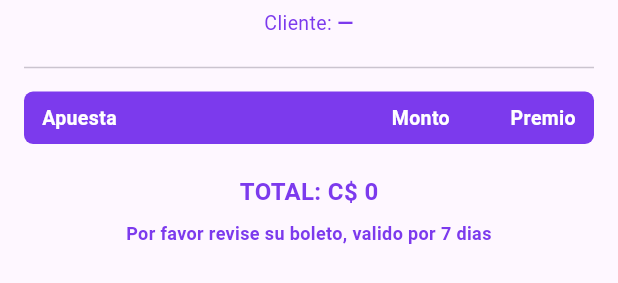
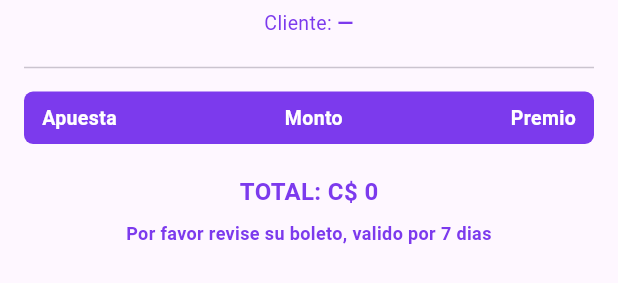
Before and after one commit to francisco-JGC/MAJ-BET-NOW-app, a Flutter app: the _DetailView widget shown alone on an empty page, opened directly with empty values, on a phone screen of 412 x 824 dp. Shown: the part 276-559 px from the top of the screen. Run offline on Flutter 3.47's test engine with Material 3 defaults, Android fonts, the phone set to English and light mode, and no system bars; our stand-ins replace dio, equatable, flutter_dotenv, flutter_riverpod, flutter_secure_storage, fpdart and 8 more; missing offline and left inert: esc_pos_utils_plus, mobile_scanner, print_bluetooth_thermal; accounts and stored records are empty; network calls fail.

Commit message:
Refactor ticket detail page layout for improved readability and structure
- Replaced Expanded widgets with Text and Flexible for better alignment of 'Apuesta', 'Monto', and 'Premio' labels.
- Introduced Spacer widgets to enhance spacing and layout consistency.
- Updated text properties to include overflow handling for better display of ticket details.

```diff
--- a/lib/features/tickets/presentation/screens/ticket_detail_page.dart
+++ b/lib/features/tickets/presentation/screens/ticket_detail_page.dart
@@ -205,8 +205,7 @@ class _DetailView extends StatelessWidget {
             ),
             child: const Row(
               children: [
-                Expanded(
-                  child: Text(
+                Text(
                   'Apuesta',
                   style: TextStyle(
                     color: Colors.white,
@@ -214,29 +213,22 @@ class _DetailView extends StatelessWidget {
                     fontSize: 13,
                   ),
                 ),
-                ),
-                SizedBox(
-                  width: 72,
-                  child: Text(
+                Spacer(),
+                Text(
                   'Monto',
-                    textAlign: TextAlign.right,
                   style: TextStyle(
                     color: Colors.white,
                     fontWeight: FontWeight.w700,
                     fontSize: 13,
                   ),
                 ),
-                ),
-                SizedBox(
-                  width: 84,
-                  child: Text(
+                Spacer(),
+                Text(
                   'Premio',
-                    textAlign: TextAlign.right,
                   style: TextStyle(
                     color: Colors.white,
                     fontWeight: FontWeight.w700,
                     fontSize: 13,
-                    ),
                   ),
                 ),
               ],
@@ -293,37 +285,33 @@ class _DetailView extends StatelessWidget {
         padding: const EdgeInsets.symmetric(vertical: 5),
         child: Row(
           children: [
-            Expanded(
+            Flexible(
               child: Text(
                 line.label,
+                overflow: TextOverflow.ellipsis,
+                maxLines: 1,
                 style: const TextStyle(
                   fontWeight: FontWeight.w800,
                   fontSize: 16,
                 ),
               ),
             ),
-            SizedBox(
-              width: 72,
-              child: Text(
+            const Spacer(),
+            Text(
               kCurrencyFormat.format(line.amount),
-                textAlign: TextAlign.right,
               style: const TextStyle(
                 fontSize: 14,
                 fontWeight: FontWeight.w600,
                 color: Colors.black,
               ),
             ),
-            ),
-            SizedBox(
-              width: 84,
-              child: Text(
+            const Spacer(),
+            Text(
               kCurrencyFormat.format(line.prize),
-                textAlign: TextAlign.right,
               style: const TextStyle(
                 fontSize: 14,
                 fontWeight: FontWeight.w600,
                 color: Colors.black,
-                ),
               ),
             ),
           ],
```
Lines whose indentation alone changed are shown as unchanged.
